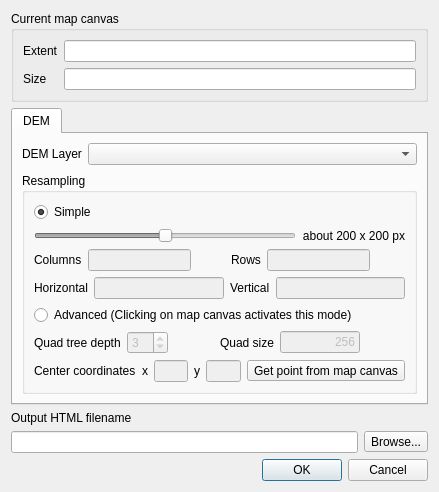
Above: qgis2threejsdialog.ui from minorua/Qgis2threejs before the change. Below: the same form after it.
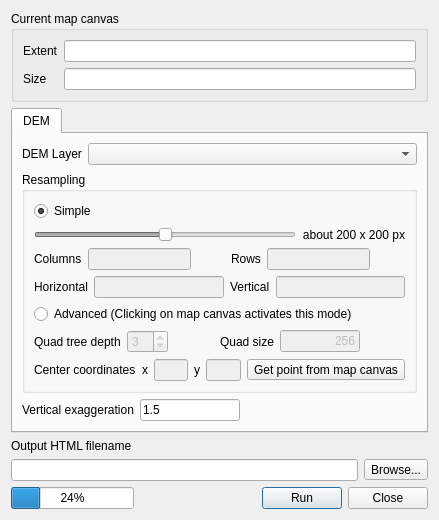
That is the form after the change.

```diff
--- a/qgis2threejsdialog.ui
+++ b/qgis2threejsdialog.ui
@@ -7,7 +7,7 @@
     <x>0</x>
     <y>0</y>
     <width>439</width>
-    <height>472</height>
+    <height>496</height>
    </rect>
   </property>
   <property name="sizePolicy">
@@ -412,6 +412,42 @@
            </layout>
           </widget>
          </item>
+         <item row="2" column="0">
+          <layout class="QFormLayout" name="formLayout_3">
+           <item row="0" column="0">
+            <widget class="QLabel" name="label_15">
+             <property name="text">
+              <string>Vertical exaggeration</string>
+             </property>
+            </widget>
+           </item>
+           <item row="0" column="1">
+            <widget class="QLineEdit" name="lineEdit_zFactor">
+             <property name="sizePolicy">
+              <sizepolicy hsizetype="Fixed" vsizetype="Fixed">
+               <horstretch>0</horstretch>
+               <verstretch>0</verstretch>
+              </sizepolicy>
+             </property>
+             <property name="maximumSize">
+              <size>
+               <width>100</width>
+               <height>16777215</height>
+              </size>
+             </property>
+             <property name="inputMethodHints">
+              <set>Qt::ImhDigitsOnly</set>
+             </property>
+             <property name="text">
+              <string>1.5</string>
+             </property>
+             <property name="alignment">
+              <set>Qt::AlignLeading|Qt::AlignLeft|Qt::AlignVCenter</set>
+             </property>
+            </widget>
+           </item>
+          </layout>
+         </item>
         </layout>
        </widget>
       </widget>
@@ -438,14 +474,54 @@
       </layout>
      </item>
      <item>
-      <widget class="QDialogButtonBox" name="buttonBox">
-       <property name="orientation">
-        <enum>Qt::Horizontal</enum>
-       </property>
-       <property name="standardButtons">
-        <set>QDialogButtonBox::Cancel|QDialogButtonBox::Ok</set>
-       </property>
-      </widget>
+      <layout class="QHBoxLayout" name="horizontalLayout_7">
+       <item>
+        <widget class="QProgressBar" name="progressBar">
+         <property name="value">
+          <number>24</number>
+         </property>
+         <property name="alignment">
+          <set>Qt::AlignCenter</set>
+         </property>
+         <property name="textVisible">
+          <bool>true</bool>
+         </property>
+         <property name="format">
+          <string>%p%</string>
+         </property>
+        </widget>
+       </item>
+       <item>
+        <spacer name="horizontalSpacer_5">
+         <property name="orientation">
+          <enum>Qt::Horizontal</enum>
+         </property>
+         <property name="sizeHint" stdset="0">
+          <size>
+           <width>40</width>
+           <height>20</height>
+          </size>
+         </property>
+        </spacer>
+       </item>
+       <item>
+        <widget class="QPushButton" name="pushButton_Run">
+         <property name="text">
+          <string>Run</string>
+         </property>
+         <property name="default">
+          <bool>true</bool>
+         </property>
+        </widget>
+       </item>
+       <item>
+        <widget class="QPushButton" name="pushButton_Close">
+         <property name="text">
+          <string>Close</string>
+         </property>
+        </widget>
+       </item>
+      </layout>
      </item>
     </layout>
    </item>
```
Left out of the diff: 35 changed lines with no effect on the pictures.
